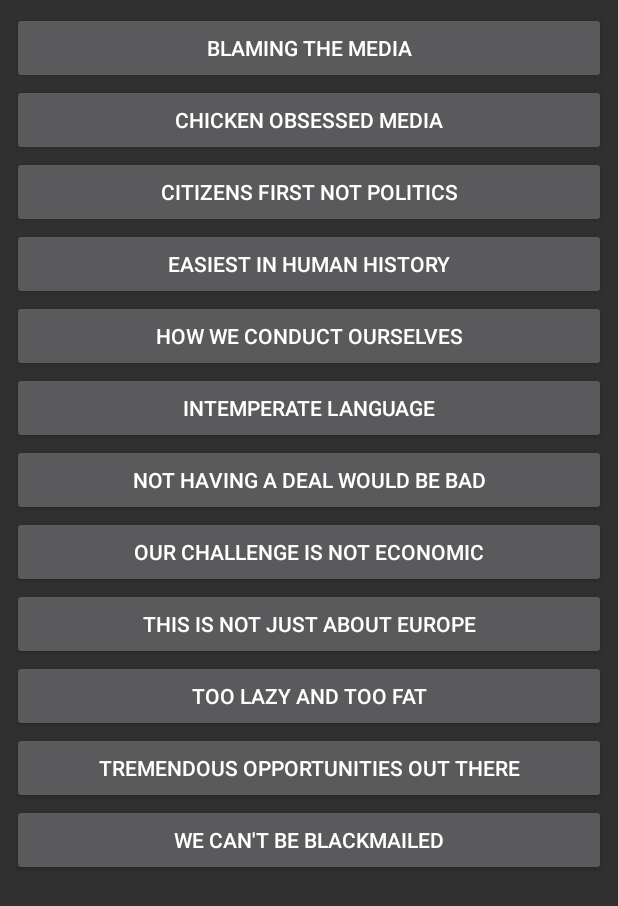
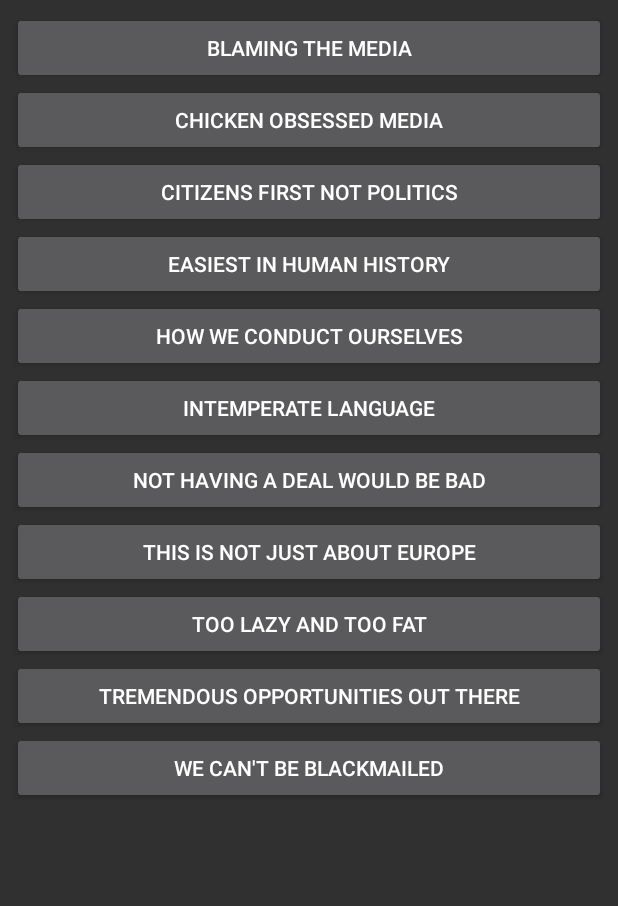
Before and after one commit to rahulyhg/brexitsoundboard, an Android app: the screen it shows after launch (LiamActivity), after a tap on "Liam", on a phone screen of 412 x 824 dp. Shown: the top 906 px of the screen. Run offline under Robolectric (Android 15) with nearby library versions, the phone set to English and light mode, and no system bars.

Commit message:
remove some sounds + fix some spellings + add dictionary

```diff
--- a/app/src/main/java/na/brexitsoundboard/BorisActivity.java
+++ b/app/src/main/java/na/brexitsoundboard/BorisActivity.java
@@ -21,7 +21,7 @@ public class BorisActivity extends SoundActivity implements View.OnClickListener
         registerClickListener(R.id.buttonBorisVindicatedByHistory);
         registerClickListener(R.id.buttonBorisWeExportTvAerials);
         registerClickListener(R.id.buttonBorisWeightLiftedFromBritishBusiness);
-        registerClickListener(R.id.buttonBorisWinWinForallOfUs);
+        registerClickListener(R.id.buttonBorisWinWinForAllOfUs);
     }
 
     private void registerClickListener(final int buttonId) {
@@ -81,7 +81,7 @@ public class BorisActivity extends SoundActivity implements View.OnClickListener
                 playSound(R.raw.boris_sound_weight_lifted_from_british_business);
                 break;
 
-            case R.id.buttonBorisWinWinForallOfUs:
+            case R.id.buttonBorisWinWinForAllOfUs:
                 playSound(R.raw.boris_sound_win_win_for_all_off_us);
                 break;
         }
--- a/app/src/main/java/na/brexitsoundboard/DavidActivity.java
+++ b/app/src/main/java/na/brexitsoundboard/DavidActivity.java
@@ -11,7 +11,7 @@ public class DavidActivity extends SoundActivity implements View.OnClickListener
         setContentView(R.layout.activity_david);
 
         registerClickListener(R.id.buttonDavidConfidentOfAGoodOutcome);
-        registerClickListener(R.id.buttonDavidConstructiveAmbguity);
+        registerClickListener(R.id.buttonDavidConstructiveAmbiguity);
         registerClickListener(R.id.buttonDavidDifficultToReadWhatWeIntend);
         registerClickListener(R.id.buttonDavidFollowUs);
         registerClickListener(R.id.buttonDavidIRuleNothingInNothingOut);
@@ -38,8 +38,8 @@ public class DavidActivity extends SoundActivity implements View.OnClickListener
                 playSound(R.raw.david_sound_confident_of_a_good_outcome);
                 break;
 
-            case R.id.buttonDavidConstructiveAmbguity:
-                playSound(R.raw.david_sound_constructive_ambguity);
+            case R.id.buttonDavidConstructiveAmbiguity:
+                playSound(R.raw.david_sound_constructive_ambiguity);
                 break;
 
             case R.id.buttonDavidDifficultToReadWhatWeIntend:
--- a/app/src/main/java/na/brexitsoundboard/LiamActivity.java
+++ b/app/src/main/java/na/brexitsoundboard/LiamActivity.java
@@ -17,7 +17,6 @@ public class LiamActivity extends SoundActivity implements View.OnClickListener
         registerClickListener(R.id.buttonLiamHowWeConductOurselves);
         registerClickListener(R.id.buttonLiamIntemperateLanguage);
         registerClickListener(R.id.buttonLiamNotHavingADealWouldBeBad);
-        registerClickListener(R.id.buttonLiamOurChallengeIsNotEconomic);
         registerClickListener(R.id.buttonLiamThisIsNotJustAboutEurope);
         registerClickListener(R.id.buttonLiamTooLazyAndTooFat);
         registerClickListener(R.id.buttonLiamTremendousOpportunitiesOutThere);
@@ -66,10 +65,6 @@ public class LiamActivity extends SoundActivity implements View.OnClickListener
                 playSound(R.raw.liam_sound_not_having_a_deal_would_be_bad);
                 break;
 
-            case R.id.buttonLiamOurChallengeIsNotEconomic:
-                playSound(R.raw.liam_sound_our_challenge_is_not_economic);
-                break;
-
             case R.id.buttonLiamThisIsNotJustAboutEurope:
                 playSound(R.raw.liam_sound_this_is_not_just_about_europe);
                 break;
--- a/app/src/main/java/na/brexitsoundboard/MainActivity.java
+++ b/app/src/main/java/na/brexitsoundboard/MainActivity.java
@@ -18,7 +18,7 @@ public class MainActivity extends AppCompatActivity {
         registerClickListenerForPerson(R.id.imageButtonDavid, DavidActivity.class);
         registerClickListenerForPerson(R.id.imageButtonLiam, LiamActivity.class);
         registerClickListenerForPerson(R.id.imageButtonTheresa, TheresaActivity.class);
-        registerClickListenerSugguestionBox();
+        registerClickListenerSuggestionBox();
     }
 
     private void registerClickListenerForPerson(final int imageButtonViewId, final Class<?> activityClass) {
@@ -32,9 +32,9 @@ public class MainActivity extends AppCompatActivity {
         });
     }
 
-    private void registerClickListenerSugguestionBox() {
-        final ImageButton buttonSugguestionBox = (ImageButton) findViewById(R.id.imageButtonSugguestionBox);
-        buttonSugguestionBox.setOnClickListener(new View.OnClickListener() {
+    private void registerClickListenerSuggestionBox() {
+        final ImageButton buttonSuggestionBox = (ImageButton) findViewById(R.id.imageButtonSuggestionBox);
+        buttonSuggestionBox.setOnClickListener(new View.OnClickListener() {
             public void onClick(View view) {
                 startActivity(new Intent(
                         Intent.ACTION_VIEW,
--- a/app/src/main/java/na/brexitsoundboard/SoundActivity.java
+++ b/app/src/main/java/na/brexitsoundboard/SoundActivity.java
@@ -4,9 +4,9 @@ import android.app.Activity;
 import android.media.MediaPlayer;
 
 public class SoundActivity extends Activity {
-    protected MediaPlayer mediaPlayer = null;
+    MediaPlayer mediaPlayer = null;
 
-    protected void playSound(final int raw_sound) {
+    void playSound(final int raw_sound) {
         mediaPlayer = MediaPlayer.create(this, raw_sound);
         mediaPlayer.start();
     }
--- a/app/src/main/res/layout/activity_boris.xml
+++ b/app/src/main/res/layout/activity_boris.xml
@@ -99,10 +99,10 @@
                 android:text="@string/button_boris_WeightLiftedFromBritishBusiness" />
 
             <Button
-                android:id="@+id/buttonBorisWinWinForallOfUs"
+                android:id="@+id/buttonBorisWinWinForAllOfUs"
                 android:layout_width="match_parent"
                 android:layout_height="wrap_content"
-                android:text="@string/button_boris_WinWinForallOfUs" />
+                android:text="@string/button_boris_WinWinForAllOfUs" />
         </LinearLayout>
     </ScrollView>
 
--- a/app/src/main/res/layout/activity_david.xml
+++ b/app/src/main/res/layout/activity_david.xml
@@ -36,10 +36,10 @@
                 android:text="@string/button_david_ConfidentOfAGoodOutcome" />
 
             <Button
-                android:id="@+id/buttonDavidConstructiveAmbguity"
+                android:id="@+id/buttonDavidConstructiveAmbiguity"
                 android:layout_width="match_parent"
                 android:layout_height="wrap_content"
-                android:text="@string/button_david_ConstructiveAmbguity" />
+                android:text="@string/button_david_ConstructiveAmbiguity" />
 
             <Button
                 android:id="@+id/buttonDavidDifficultToReadWhatWeIntend"
--- a/app/src/main/res/layout/activity_liam.xml
+++ b/app/src/main/res/layout/activity_liam.xml
@@ -72,12 +72,6 @@
                 android:text="@string/button_liam_NotHavingADealWouldBeBad" />
 
             <Button
-                android:id="@+id/buttonLiamOurChallengeIsNotEconomic"
-                android:layout_width="match_parent"
-                android:layout_height="wrap_content"
-                android:text="@string/button_liam_OurChallengeIsNotEconomic" />
-
-            <Button
                 android:id="@+id/buttonLiamThisIsNotJustAboutEurope"
                 android:layout_width="match_parent"
                 android:layout_height="wrap_content"
```
Also changed, not shown: app/src/main/res/layout/activity_main.xml (+4 -8 lines), app/src/main/res/values/strings.xml (+3 -4 lines), app/src/main/res/drawable/suggestionbox.png (renamed from app/src/main/res/drawable/sugguestionbox.png), 6 other files.
